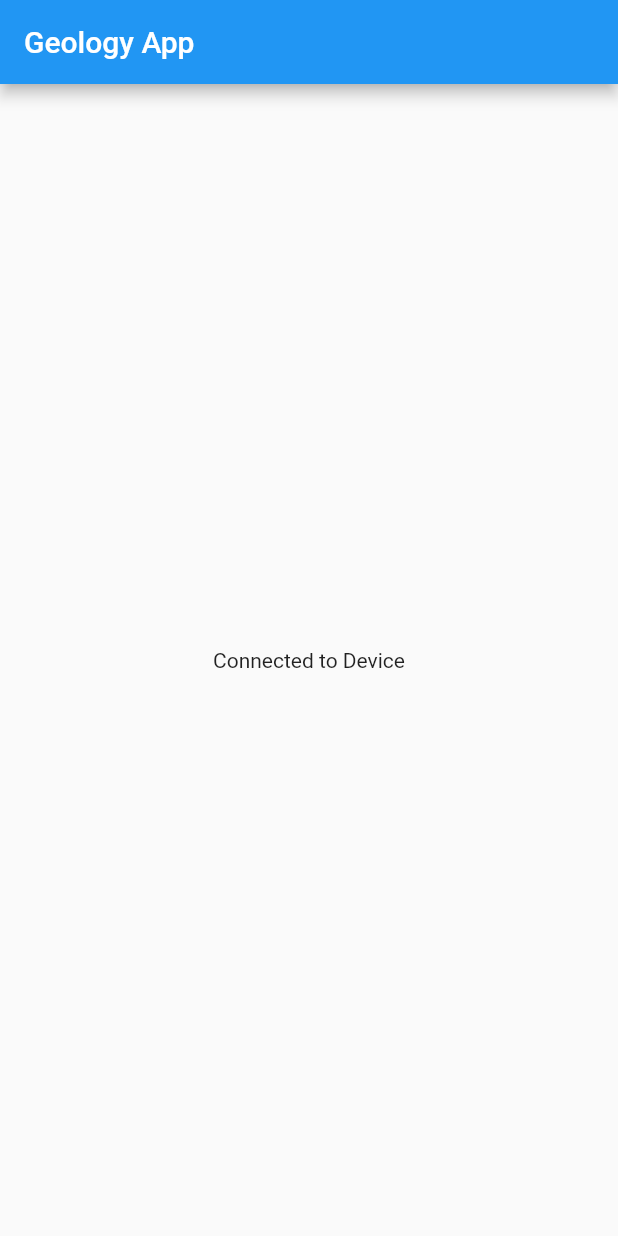
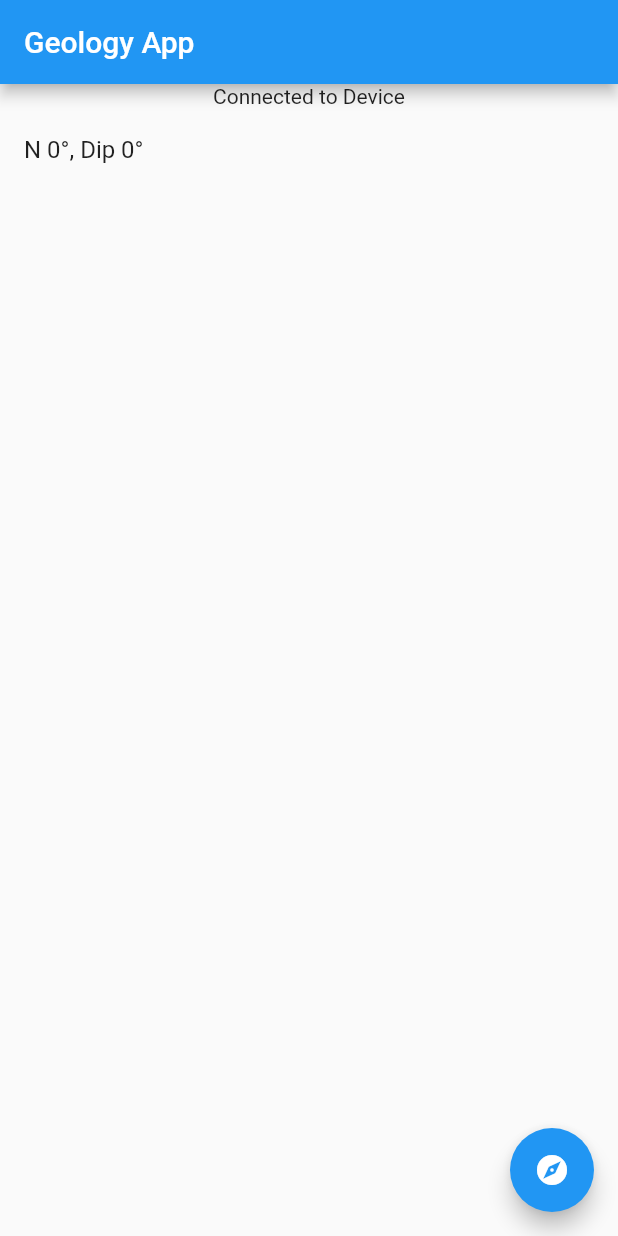
Before and after one commit to atestsoliman/MSU_CSC_596_Strike_and_Dip, a Flutter app: the screen it shows after launch, after a tap on the "search" icon, on a phone screen of 412 x 824 dp. Run offline on Flutter 3.47's test engine with Material 2 defaults, Android fonts, the phone set to English and light mode, and no system bars.

Commit message:
Sept 19th Demo. Added a landing with a dummy connect button that leads to a mesurement view Added a measurement view which with button to populated a ListBody with dummy data.

```diff
--- a/App/flutter_app/lib/widgets.dart
+++ b/App/flutter_app/lib/widgets.dart
@@ -1,5 +1,6 @@
 import 'package:flutter/material.dart';
 import 'dart:async';
+import 'dart:math';
 
 //ControlScreen is a view for when the app is connected to a device
 class ControlScreen extends StatefulWidget {
@@ -9,20 +10,46 @@ class ControlScreen extends StatefulWidget {
 
 class ControlScreenState extends State<ControlScreen> {
   bool _isConnected = false;
+  final _measurementList = [[0,0]];
+  //For Testing
+  //Todo: remove this
+  final rng = Random(1234);
 
-  //Use Flutterblue to scan for devices
+
+  //Use Flutter Blue to scan for devices
   //Currently just swaps to connected view
+  //Todo: Replace with appropriate calls to FlutterBlue
   _startScan() {
     setState(() {_isConnected = true;});
   }
+  _takeMeasurement() {
+    setState(() {
+      _measurementList.add([rng.nextInt(360), rng.nextInt(180)]);
+    });
+  }
+  //Todo: Improve message for null measurement
+  //Todo: Consult with Matt on the formatting.
+  //Todo: use tuples and/or add try/catch block
+  String _printMeasurement(_lastMeasurement) {
+      return 'N ${_lastMeasurement[0]}\u00b0, Dip ${_lastMeasurement[1]}\u00b0';
+  }
+
 
   Widget _buildControlBody() {
     if(_isConnected) {
-      return Center(
-        child: Text("Connected to Device"),
-      );
+      //Todo: Replace with control interface.
+
+      return Column(
+        children: <Widget>[
+          Text("Connected to Device"),
+          ListBody(
+            reverse: true,
+            children: _measurementList.map((measurement) => ListTile(title: Text(_printMeasurement(measurement)))).toList(),
+          )
+      ]);
     }
     else {
+      //Todo: Style home screen
       return Center(
         child: Text("Welcome to GeoApp"),
       );
@@ -34,7 +61,10 @@ class ControlScreenState extends State<ControlScreen> {
       appBar: AppBar(
         title: Text("Geology App")
       ),
-      floatingActionButton: _isConnected ? null:FloatingActionButton(
+      floatingActionButton: _isConnected ? FloatingActionButton(
+        child: Icon(Icons.explore),
+        onPressed: _takeMeasurement,
+      ):FloatingActionButton(
         child: Icon(Icons.search),
         onPressed: _startScan,
 
```
